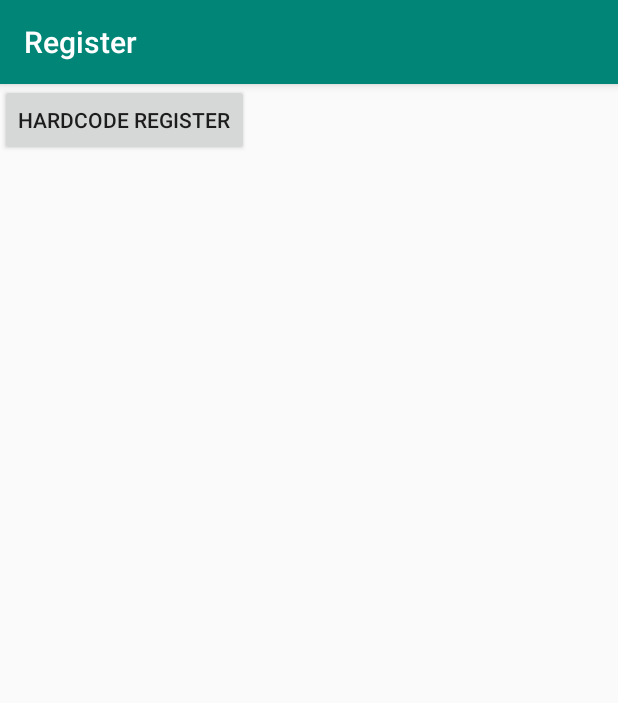
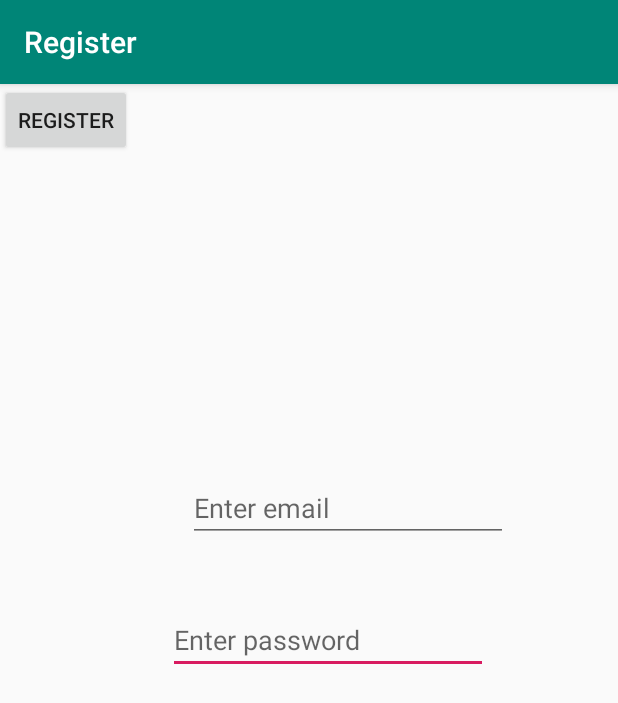
Before and after one commit to kjason1998/ffrind, an Android app: the screen it shows after launch (RegisterActivity), after a tap on "REGISTER PAGE", on a phone screen of 412 x 824 dp. Shown: the top 703 px of the screen. Run offline under Robolectric (Android 15) with nearby library versions, the phone set to English and light mode, and no system bars; our stand-ins replace Firebase (no records; nobody signed in at launch, a user with empty details on screens opened directly).

Commit message:
login and register working with user input instead of hardcode

```diff
--- a/app/src/main/java/com/kevex/ffriend/LoginActivity.java
+++ b/app/src/main/java/com/kevex/ffriend/LoginActivity.java
@@ -6,6 +6,7 @@ import androidx.appcompat.app.AppCompatActivity;
 import android.content.Intent;
 import android.view.View;
 import android.os.Bundle;
+import android.widget.EditText;
 import android.widget.Toast;
 
 import com.google.android.gms.tasks.OnCompleteListener;
@@ -17,6 +18,8 @@ import com.google.firebase.auth.FirebaseUser;
 public class LoginActivity extends AppCompatActivity {
     String email;
     String password;
+    EditText emailInput;
+    EditText passwordInput;
     private FirebaseAuth userAuthenticate;
 
     @Override
@@ -24,8 +27,8 @@ public class LoginActivity extends AppCompatActivity {
         super.onCreate(savedInstanceState);
         setContentView(R.layout.activity_login);
         userAuthenticate = FirebaseAuth.getInstance();
-        email = "Testing1@hotmail.com";
-        password = "Testing";
+        emailInput = findViewById(R.id.emailInput);
+        passwordInput = findViewById(R.id.passwordInput);
     }
 
     public void changeToRegister(View view) {
@@ -33,9 +36,12 @@ public class LoginActivity extends AppCompatActivity {
         startActivity(registerIntent);
     }
 
-//test
+
     public void login(View view) {
         userAuthenticate.signOut();
+        email = emailInput.getText().toString();
+        password = passwordInput.getText().toString();
+
         userAuthenticate.signInWithEmailAndPassword(email, password)
                 .addOnCompleteListener(this, new OnCompleteListener<AuthResult>() {
                     @Override
--- a/app/src/main/java/com/kevex/ffriend/RegisterActivity.java
+++ b/app/src/main/java/com/kevex/ffriend/RegisterActivity.java
@@ -6,6 +6,7 @@ import androidx.appcompat.app.AppCompatActivity;
 import android.util.Log;
 import android.view.View;
 import android.os.Bundle;
+import android.widget.EditText;
 import android.widget.Toast;
 
 import com.google.android.gms.tasks.OnCompleteListener;
@@ -26,6 +27,9 @@ public class RegisterActivity extends AppCompatActivity {
     String password;
     private FirebaseAuth userAuthenticate;
     FirebaseFirestore db;
+    EditText registerEmailInput;
+    EditText registerPasswordInput;
+
     @Override
     public void onStart(){
         super.onStart();
@@ -41,13 +45,16 @@ public class RegisterActivity extends AppCompatActivity {
         super.onCreate(savedInstanceState);
         setContentView(R.layout.activity_register);
         userAuthenticate = FirebaseAuth.getInstance();
-        email = "Testing3@hotmail.com";
-        password = "Testing";
         db = FirebaseFirestore.getInstance();
+        registerEmailInput = findViewById(R.id.registerEmailInput);
+        registerPasswordInput = findViewById(R.id.registerPasswordInput);
     }
 
 
     public void register(View view){
+
+        email = registerEmailInput.getText().toString();
+        password = registerPasswordInput.getText().toString();
 
         userAuthenticate.createUserWithEmailAndPassword(email, password)
                 .addOnCompleteListener(this, new OnCompleteListener<AuthResult>() {
--- a/app/src/main/res/layout/activity_register.xml
+++ b/app/src/main/res/layout/activity_register.xml
@@ -6,12 +6,40 @@
     android:layout_height="match_parent"
     tools:context=".RegisterActivity">
 
+    <EditText
+        android:id="@+id/registerPasswordInput"
+        android:layout_width="wrap_content"
+        android:layout_height="wrap_content"
+        android:ems="10"
+        android:hint="Enter password"
+        android:inputType="textPassword"
+        app:layout_constraintBottom_toBottomOf="parent"
+        app:layout_constraintEnd_toEndOf="parent"
+        app:layout_constraintHorizontal_bias="0.565"
+        app:layout_constraintStart_toStartOf="parent"
+        app:layout_constraintTop_toTopOf="parent"
+        app:layout_constraintVertical_bias="0.482" />
+
+    <EditText
+        android:id="@+id/registerEmailInput"
+        android:layout_width="wrap_content"
+        android:layout_height="wrap_content"
+        android:ems="10"
+        android:hint="Enter email"
+        android:inputType="textEmailAddress"
+        app:layout_constraintBottom_toBottomOf="parent"
+        app:layout_constraintEnd_toEndOf="parent"
+        app:layout_constraintHorizontal_bias="0.631"
+        app:layout_constraintStart_toStartOf="parent"
+        app:layout_constraintTop_toTopOf="parent"
+        app:layout_constraintVertical_bias="0.36" />
+
     <Button
         android:id="@+id/hardcodeRegister"
         android:layout_width="wrap_content"
         android:layout_height="wrap_content"
         android:onClick="register"
-        android:text="Hardcode Register"
-        tools:layout_editor_absoluteX="89dp"
-        tools:layout_editor_absoluteY="87dp" />
+        android:text="Register"
+        tools:layout_editor_absoluteX="142dp"
+        tools:layout_editor_absoluteY="442dp" />
 </androidx.constraintlayout.widget.ConstraintLayout>
```
Also changed, not shown: app/src/main/res/layout/activity_login.xml (+32 -4 lines).
